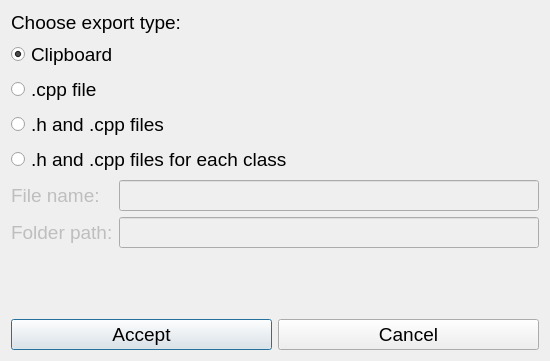
The window that exportwindow.ui (Ankalot/oop-pattern-generator) describes before a commit, drawn with Qt 5.
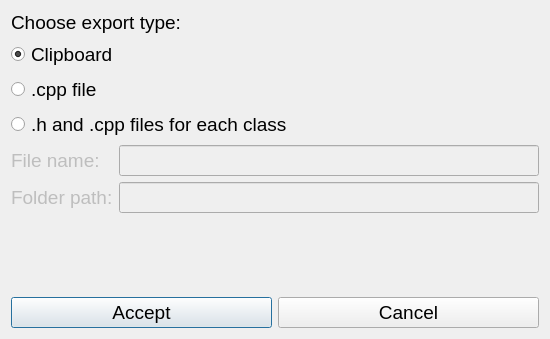
The same window after the commit.

```diff
--- a/exportwindow.ui
+++ b/exportwindow.ui
@@ -7,7 +7,7 @@
     <x>0</x>
     <y>0</y>
     <width>550</width>
-    <height>361</height>
+    <height>339</height>
    </rect>
   </property>
   <property name="sizePolicy">
@@ -52,14 +52,7 @@
       </widget>
      </item>
      <item>
-      <widget class="QRadioButton" name="radBtnCppAndHFile">
-       <property name="text">
-        <string>.h and .cpp files</string>
-       </property>
-      </widget>
-     </item>
-     <item>
-      <widget class="QRadioButton" name="radBtnCppAndHSepFiles">
+      <widget class="QRadioButton" name="radBtnCppAndHFiles">
        <property name="text">
         <string>.h and .cpp files for each class</string>
        </property>
```
